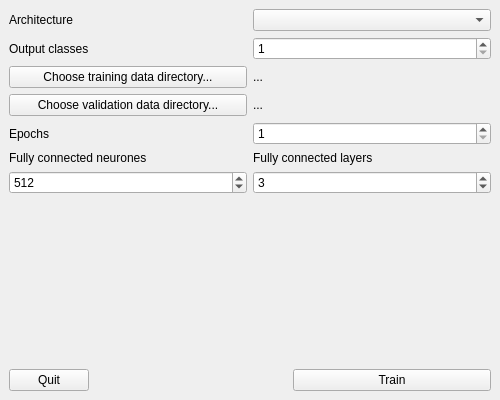
Qt form gui/nntrainer/gui/ui/nntrainer.ui (simonrw/nntrainer) before a commit.
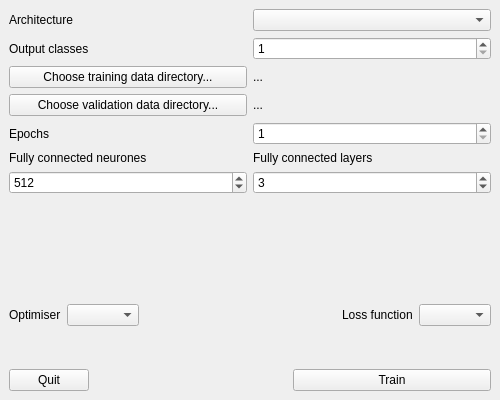
The same form after that commit.

Commit message: Include loss and optimiser as choices

Diff of the .ui file:
```diff
--- a/gui/nntrainer/gui/ui/nntrainer.ui
+++ b/gui/nntrainer/gui/ui/nntrainer.ui
@@ -202,6 +202,64 @@
       </property>
      </spacer>
     </item>
+    <item>
+     <layout class="QHBoxLayout" name="horizontalLayout_10">
+      <item>
+       <layout class="QHBoxLayout" name="horizontalLayout_9">
+        <item>
+         <widget class="QLabel" name="label_6">
+          <property name="text">
+           <string>Optimiser</string>
+          </property>
+         </widget>
+        </item>
+        <item>
+         <widget class="QComboBox" name="optimiserSelector"/>
+        </item>
+       </layout>
+      </item>
+      <item>
+       <spacer name="horizontalSpacer_2">
+        <property name="orientation">
+         <enum>Qt::Horizontal</enum>
+        </property>
+        <property name="sizeHint" stdset="0">
+         <size>
+          <width>40</width>
+          <height>20</height>
+         </size>
+        </property>
+       </spacer>
+      </item>
+      <item>
+       <layout class="QHBoxLayout" name="horizontalLayout_8">
+        <item>
+         <widget class="QLabel" name="label_7">
+          <property name="text">
+           <string>Loss function</string>
+          </property>
+         </widget>
+        </item>
+        <item>
+         <widget class="QComboBox" name="lossSelector"/>
+        </item>
+       </layout>
+      </item>
+     </layout>
+    </item>
+    <item>
+     <spacer name="verticalSpacer_2">
+      <property name="orientation">
+       <enum>Qt::Vertical</enum>
+      </property>
+      <property name="sizeHint" stdset="0">
+       <size>
+        <width>20</width>
+        <height>8</height>
+       </size>
+      </property>
+     </spacer>
+    </item>
     <item>
      <layout class="QHBoxLayout" name="horizontalLayout_5">
       <item>
```
Left out of the diff: 6 changed lines with no effect on the pictures. The commit also changes 1 other file.
